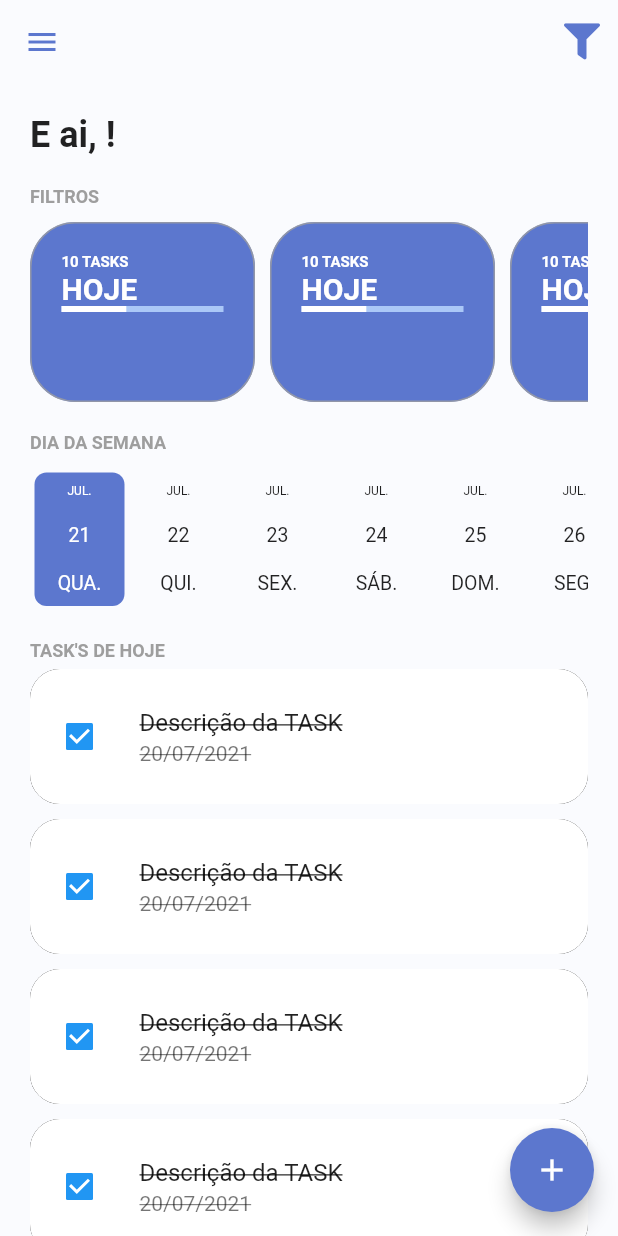
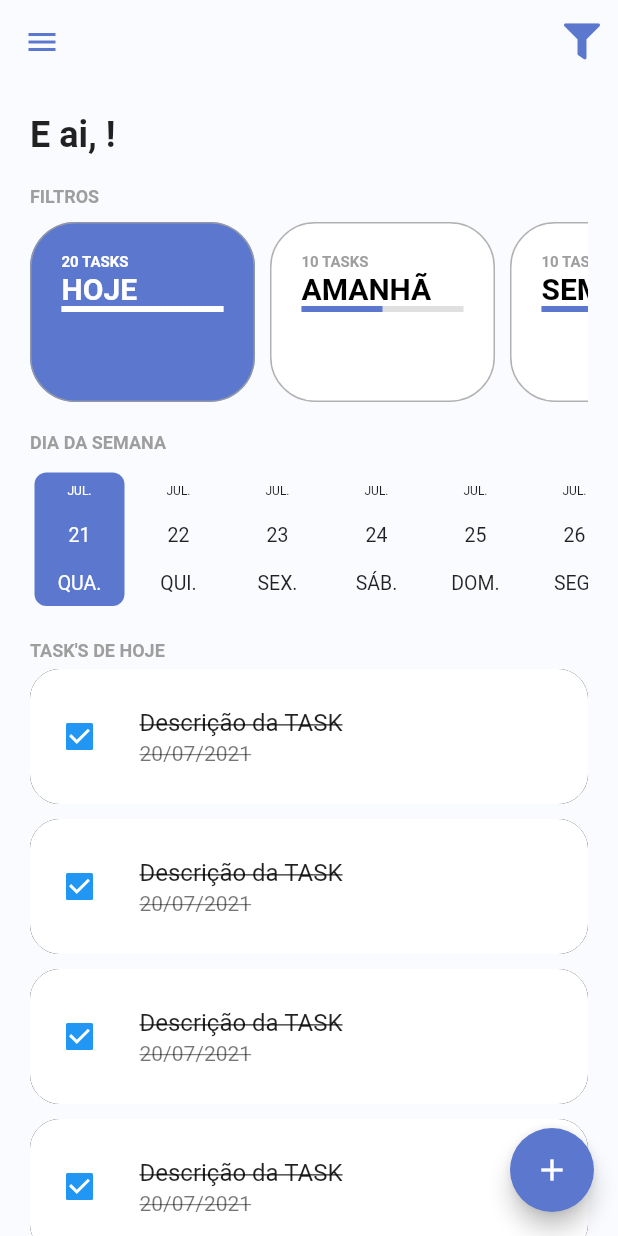
Before and after one commit to rodrigorahman/af_2_0_todo_list_provider, a Flutter app: the screen it shows once a user with an empty profile is signed in, on a phone screen of 412 x 824 dp. Run offline on Flutter 3.47's test engine with Material 2 defaults, Android fonts, the phone set to English and light mode, and no system bars; drawn by our look-alikes of date_picker_timeline; our stand-ins replace firebase_auth, firebase_core, flutter_signin_button, google_fonts, google_sign_in, sqflite and 2 more; missing offline and left inert: flutter_overlay_loader, validatorless; accounts and stored records are empty; network calls fail; Roboto replaces fonts that are missing (Mandali).

Commit message:
implementando parametros para componente de filtro

```diff
--- /dev/null
+++ b/lib/app/models/task_filter_enum.dart
@@ -0,0 +1,5 @@
+enum TaskFilterEnum {
+  today,
+  tomorrow,
+  week,
+}
--- /dev/null
+++ b/lib/app/models/total_tasks_model.dart
@@ -0,0 +1,8 @@
+class TotalTasksModel {
+  final int totalTasks;
+  final int totalTasksFinish;
+  TotalTasksModel({
+    required this.totalTasks,
+    required this.totalTasksFinish,
+  });
+}
--- /dev/null
+++ b/lib/app/modules/home/home_controller.dart
@@ -0,0 +1,10 @@
+import 'package:flutter/material.dart';
+import 'package:todo_list_provider/app/core/notifier/default_change_notifier.dart';
+import 'package:todo_list_provider/app/models/task_filter_enum.dart';
+
+class HomeController extends DefaultChangeNotifier {
+
+  var filterSelected = TaskFilterEnum.today;
+
+
+}
--- a/lib/app/modules/home/home_module.dart
+++ b/lib/app/modules/home/home_module.dart
@@ -1,10 +1,16 @@
+import 'package:provider/provider.dart';
 import 'package:todo_list_provider/app/core/modules/todo_list_module.dart';
+import 'package:todo_list_provider/app/modules/home/home_controller.dart';
 import 'package:todo_list_provider/app/modules/home/home_page.dart';
 
 class HomeModule extends TodoListModule {
   HomeModule()
       : super(
-          // bindings: null,
+          bindings: [
+            ChangeNotifierProvider(
+              create: (context) => HomeController(),
+            ),
+          ],
           routers: {
             '/home': (context) => HomePage(),
           },
--- a/lib/app/modules/home/home_page.dart
+++ b/lib/app/modules/home/home_page.dart
@@ -1,5 +1,4 @@
 import 'package:flutter/material.dart';
-import 'package:provider/provider.dart';
 import 'package:todo_list_provider/app/core/ui/theme_extensions.dart';
 import 'package:todo_list_provider/app/core/ui/todo_list_icons.dart';
 import 'package:todo_list_provider/app/modules/home/widgets/home_drawer.dart';
@@ -7,7 +6,6 @@ import 'package:todo_list_provider/app/modules/home/widgets/home_filters.dart';
 import 'package:todo_list_provider/app/modules/home/widgets/home_header.dart';
 import 'package:todo_list_provider/app/modules/home/widgets/home_tasks.dart';
 import 'package:todo_list_provider/app/modules/home/widgets/home_week_filter.dart';
-import 'package:todo_list_provider/app/modules/tasks/task_create_page.dart';
 import 'package:todo_list_provider/app/modules/tasks/tasks_module.dart';
 
 class HomePage extends StatelessWidget {
--- a/lib/app/modules/home/widgets/home_filters.dart
+++ b/lib/app/modules/home/widgets/home_filters.dart
@@ -1,15 +1,12 @@
 import 'package:flutter/material.dart';
+import 'package:provider/provider.dart';
 import 'package:todo_list_provider/app/core/ui/theme_extensions.dart';
+import 'package:todo_list_provider/app/models/task_filter_enum.dart';
+import 'package:todo_list_provider/app/models/total_tasks_model.dart';
+import 'package:todo_list_provider/app/modules/home/home_controller.dart';
 import 'package:todo_list_provider/app/modules/home/widgets/todo_card_filter.dart';
 
-class HomeFilters extends StatefulWidget {
-  HomeFilters({Key? key}) : super(key: key);
-
-  @override
-  _HomeFiltersState createState() => _HomeFiltersState();
-}
-
-class _HomeFiltersState extends State<HomeFilters> {
+class HomeFilters extends StatelessWidget {
   @override
   Widget build(BuildContext context) {
     return Column(
@@ -26,10 +23,33 @@ class _HomeFiltersState extends State<HomeFilters> {
           scrollDirection: Axis.horizontal,
           child: Row(
             children: [
-              TodoCardFilter(),
-              TodoCardFilter(),
-              TodoCardFilter(),
-              TodoCardFilter(),
+              TodoCardFilter(
+                label: 'HOJE',
+                taskFilter: TaskFilterEnum.today,
+                totalTasksModel:
+                    TotalTasksModel(totalTasks: 20, totalTasksFinish: 20),
+                selected: context.select<HomeController, TaskFilterEnum>(
+                        (value) => value.filterSelected) ==
+                    TaskFilterEnum.today,
+              ),
+              TodoCardFilter(
+                label: 'AMANHÃ',
+                taskFilter: TaskFilterEnum.tomorrow,
+                totalTasksModel:
+                    TotalTasksModel(totalTasks: 10, totalTasksFinish: 5),
+                selected: context.select<HomeController, TaskFilterEnum>(
+                        (value) => value.filterSelected) ==
+                    TaskFilterEnum.tomorrow,
+              ),
+              TodoCardFilter(
+                label: 'SEMANA',
+                taskFilter: TaskFilterEnum.week,
+                totalTasksModel:
+                    TotalTasksModel(totalTasks: 10, totalTasksFinish: 5),
+                selected: context.select<HomeController, TaskFilterEnum>(
+                        (value) => value.filterSelected) ==
+                    TaskFilterEnum.week,
+              ),
             ],
           ),
         )
--- a/lib/app/modules/home/widgets/todo_card_filter.dart
+++ b/lib/app/modules/home/widgets/todo_card_filter.dart
@@ -1,14 +1,34 @@
 import 'package:flutter/material.dart';
 import 'package:todo_list_provider/app/core/ui/theme_extensions.dart';
+import 'package:todo_list_provider/app/models/task_filter_enum.dart';
+import 'package:todo_list_provider/app/models/total_tasks_model.dart';
 
-class TodoCardFilter extends StatefulWidget {
-  TodoCardFilter({Key? key}) : super(key: key);
+class TodoCardFilter extends StatelessWidget {
+  final String label;
+  final TaskFilterEnum taskFilter;
+  final TotalTasksModel? totalTasksModel;
+  final bool selected;
 
-  @override
-  _TodoCardFilterState createState() => _TodoCardFilterState();
-}
+  const TodoCardFilter({
+    Key? key,
+    required this.label,
+    required this.taskFilter,
+    required this.selected,
+    this.totalTasksModel,
+  }) : super(key: key);
 
-class _TodoCardFilterState extends State<TodoCardFilter> {
+  double _getPercentFinish(){
+    final total = totalTasksModel?.totalTasks ?? 0.0;
+    final totalFinish = totalTasksModel?.totalTasksFinish ?? 0.1;
+
+    if(total == 0) {
+      return 0.0;
+    }
+
+    final percent = (totalFinish * 100) / total;
+    return percent / 100;
+  }
+
   @override
   Widget build(BuildContext context) {
     return Container(
@@ -16,7 +36,7 @@ class _TodoCardFilterState extends State<TodoCardFilter> {
       margin: EdgeInsets.only(right: 10),
       padding: EdgeInsets.all(20),
       decoration: BoxDecoration(
-          color: context.primaryColor,
+          color: selected ? context.primaryColor : Colors.white,
           border: Border.all(
             width: 1,
             color: Colors.grey.withOpacity(.8),
@@ -26,24 +46,35 @@ class _TodoCardFilterState extends State<TodoCardFilter> {
         crossAxisAlignment: CrossAxisAlignment.start,
         children: [
           Text(
-            '10 TASKS',
+            '${totalTasksModel?.totalTasks ?? 0} TASKS',
             style: context.titleStyle.copyWith(
               fontSize: 10,
-              color: Colors.white,
+              color: selected ? Colors.white : Colors.grey,
             ),
           ),
           Text(
-            'HOJE',
+            label,
             style: TextStyle(
               fontSize: 20,
               fontWeight: FontWeight.bold,
-              color: Colors.white,
+              color: selected ? Colors.white : Colors.black,
             ),
           ),
-          LinearProgressIndicator(
-            backgroundColor: context.primaryColorLight,
-            valueColor: AlwaysStoppedAnimation<Color>(Colors.white),
-            value: 0.4,
+          TweenAnimationBuilder<double>(
+            tween: Tween(
+              begin: 0.0,
+              end: _getPercentFinish(),
+            ),
+            duration: Duration(seconds: 1),
+            builder: (context, value, child) {
+              return LinearProgressIndicator(
+                backgroundColor: selected ? context.primaryColorLight : Colors.grey.shade300,
+                valueColor: AlwaysStoppedAnimation<Color>(
+                  selected ? Colors.white : context.primaryColor
+                ),
+                value: value,
+              );
+            },
           )
         ],
       ),
--- a/lib/app/modules/tasks/task_create_page.dart
+++ b/lib/app/modules/tasks/task_create_page.dart
@@ -28,10 +28,13 @@ class _TaskCreatePageState extends State<TaskCreatePage> {
     super.initState();
     DefaultListenerNotifier(
       changeNotifier: widget._controller,
-    ).listener(context: context, successCallback: (notifier, listenerInstance) {
-      listenerInstance.dispose();
-      Navigator.pop(context);
-    },);
+    ).listener(
+      context: context,
+      successCallback: (notifier, listenerInstance) {
+        listenerInstance.dispose();
+        Navigator.pop(context);
+      },
+    );
   }
 
   @override
@@ -104,3 +107,15 @@ class _TaskCreatePageState extends State<TaskCreatePage> {
     );
   }
 }
+
+class PhoneEditingController extends TextEditingController {
+  @override
+  set text(String newText) {
+    value = value.copyWith(
+      text: newText,
+      selection: TextSelection(
+          baseOffset: newText.length, extentOffset: newText.length),
+      composing: TextRange.empty,
+    );
+  }
+}
```
